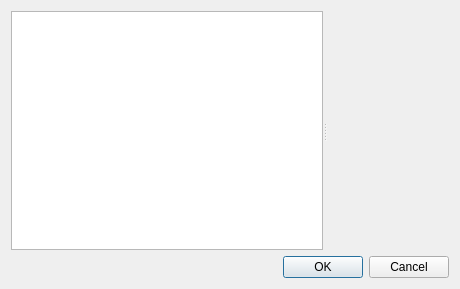
dchapyshev/aspia, file source/console/computer_dialog.ui: the form before one commit.
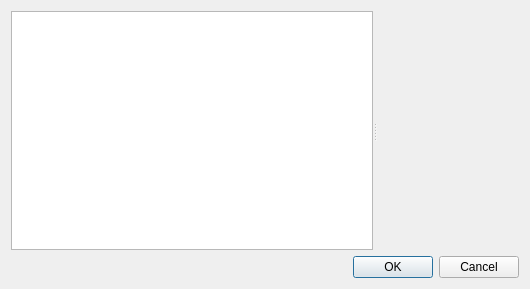
The form after the commit.

Diff of the .ui file:
```diff
--- a/source/console/computer_dialog.ui
+++ b/source/console/computer_dialog.ui
@@ -9,7 +9,7 @@
    <rect>
     <x>0</x>
     <y>0</y>
-    <width>460</width>
+    <width>530</width>
     <height>289</height>
    </rect>
   </property>
```
